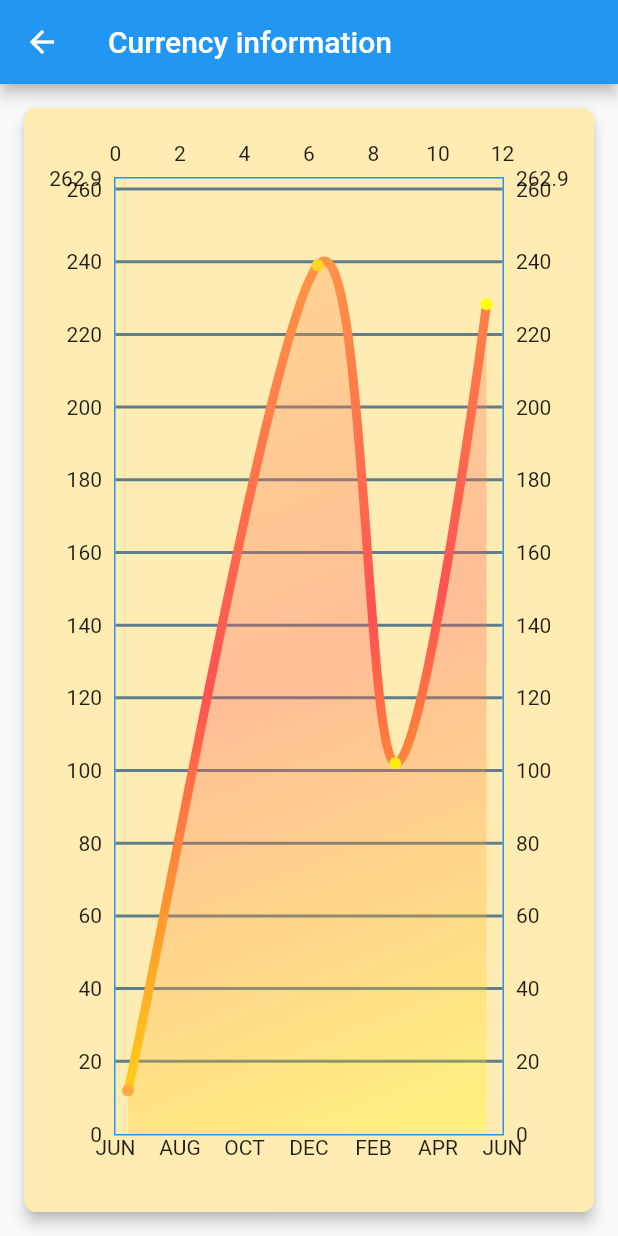
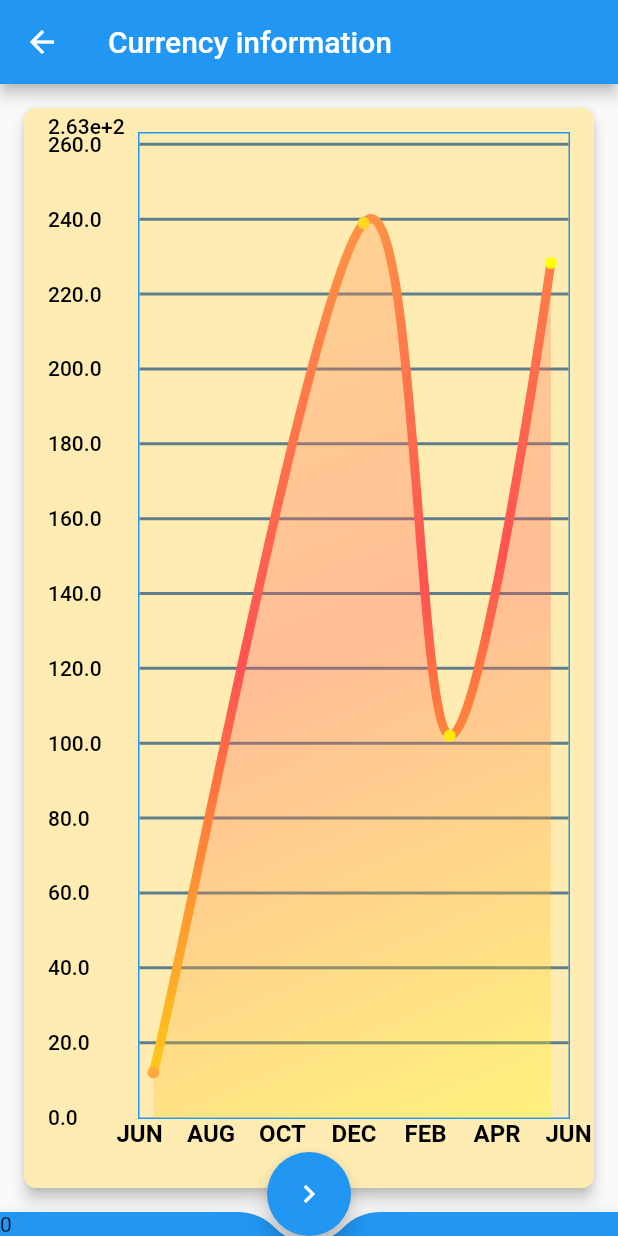
Before and after one commit to SlavaPerryAyeKruchkovenko/crypto_manager, a Flutter app: the screen it shows after launch, after a tap on "Bitcoin", on a phone screen of 412 x 824 dp. Run offline on Flutter 3.47's test engine with Material 2 defaults, Android fonts, the phone set to English and light mode, and no system bars; drawn by our look-alikes of fl_chart; network calls fail.

Commit message:
add inflation page

```diff
--- a/crypto_manager/lib/models/data.dart
+++ b/crypto_manager/lib/models/data.dart
@@ -7,7 +7,6 @@ abstract class Data {
 
   @override
   String toString() {
-    //DateFormat.yMMMMd()
     String dateT = date == null
         ? ""
         : "data: " + DateFormat.yMMMMd().format(date!).toUpperCase() + " ";
--- a/crypto_manager/lib/models/data/mock_currency_data.dart
+++ b/crypto_manager/lib/models/data/mock_currency_data.dart
@@ -22,9 +22,15 @@ final rates = [
   Rate(course: 102, date: date3),
 ];
 var currencies = <Currency>[
-  Currency("Bitcoin", "btc", true, rates: rates),
-  Currency("Ethereum", "eth", true,
-      rates: [Rate(date: DateTime.now(), course: 14.88)]),
+  Currency("Bitcoin", "btc", true, rates: rates, inflations: [
+    Inflation(persent: 0.01, date: date1),
+    Inflation(persent: 0.03, date: date2),
+    Inflation(persent: 0.05, date: date3),
+    Inflation(persent: 0.001, date: DateTime.now()),
+  ]),
+  Currency("Ethereum", "eth", true, rates: [
+    Rate(date: DateTime.now(), course: 14.88),
+  ]),
   Currency("Ripple", "xrp", false,
       rates: [Rate(date: DateTime.now(), course: 300.01)]),
   Currency("Dollar", "usd", true,
--- a/crypto_manager/lib/pages/currency_page.dart
+++ b/crypto_manager/lib/pages/currency_page.dart
@@ -1,4 +1,5 @@
 import 'package:crypto_manager/models/currency.dart';
+import 'package:crypto_manager/models/data.dart';
 import 'package:crypto_manager/widgets/currency_chart_widget.dart';
 import 'package:flutter/cupertino.dart';
 import 'package:flutter/material.dart';
@@ -6,7 +7,6 @@ import 'package:flutter/material.dart';
 class CurrencyPage extends StatefulWidget {
   final Currency currency;
   const CurrencyPage({Key? key, required this.currency}) : super(key: key);
-
   @override
   State<CurrencyPage> createState() => _CurrencyPageState();
 }
@@ -19,18 +19,39 @@ class _CurrencyPageState extends State<CurrencyPage> {
     //_isLoading = true;
   }
 
+  int index = 0;
   @override
   Widget build(BuildContext context) {
     final currency = widget.currency;
     return Scaffold(
       appBar: _getAppBar(),
-      body: Stack(
+      body: IndexedStack(
+        index: index,
         children: [
           currency.rates.isEmpty
-              ? _getDataNotFound(currency)
-              : _getChart(currency),
+              ? _getDataNotFound(currency, "rates")
+              : _getChart(currency.rates),
+          currency.inflations == null || currency.inflations!.isEmpty
+              ? _getDataNotFound(currency, "inflations")
+              : _getChart(currency.inflations!),
         ],
       ),
+      bottomNavigationBar: BottomAppBar(
+        shape: const CircularNotchedRectangle(),
+        color: Colors.blue,
+        child: Row(
+          children: [Text("$index")],
+        ),
+      ),
+      floatingActionButton: FloatingActionButton(
+        child: Icon(index == 0 ? Icons.navigate_next : Icons.navigate_before),
+        onPressed: () {
+          setState(() {
+            index = (index + 1) % 2;
+          });
+        },
+      ),
+      floatingActionButtonLocation: FloatingActionButtonLocation.centerDocked,
     );
   }
 
@@ -38,7 +59,7 @@ class _CurrencyPageState extends State<CurrencyPage> {
     return AppBar(title: const Text('Currency information'), actions: const []);
   }
 
-  Widget _getChart(Currency currency) {
+  Widget _getChart(List<Data> data) {
     return Card(
       margin: const EdgeInsets.all(16),
       elevation: 4,
@@ -49,17 +70,17 @@ class _CurrencyPageState extends State<CurrencyPage> {
       child: Padding(
         padding: const EdgeInsets.all(16),
         child: CurrencyChart(
-          rates: currency.rates,
+          rates: data,
         ),
       ),
     );
   }
 
-  Widget _getDataNotFound(Currency currency) {
+  Widget _getDataNotFound(Currency currency, String property) {
     final text = currency.name;
     return Center(
       child: Text(
-        "no $text data found",
+        "no $text's $property data found",
         style: const TextStyle(fontSize: 24, fontWeight: FontWeight.bold),
       ),
     );
--- a/crypto_manager/lib/pages/home_page.dart
+++ b/crypto_manager/lib/pages/home_page.dart
@@ -71,7 +71,7 @@ class _HomePageState extends State<MyHomePage>
         ),
       ),
       floatingActionButton: FloatingActionButton(
-        child: const Icon(Icons.add),
+        child: const Icon(Icons.update),
         onPressed: () {},
       ),
     );
--- a/crypto_manager/lib/widgets/currency_chart_widget.dart
+++ b/crypto_manager/lib/widgets/currency_chart_widget.dart
@@ -7,7 +7,7 @@ import 'package:flutter/material.dart';
 import 'package:intl/intl.dart';
 
 class CurrencyChart extends StatefulWidget {
-  final List<Rate> rates;
+  final List<Data> rates;
   const CurrencyChart({
     required this.rates,
     Key? key,
@@ -56,7 +56,7 @@ class _CurrencyChartState extends State<CurrencyChart> {
   }
 
   FlTitlesData _getTitleData() {
-    String _getData(double value) {
+    String _getBottomTitle(double value) {
       final now = DateTime.now().month.toDouble();
       final res = ((value + now) % 12);
       if (res.round() - res == 0) {
@@ -67,13 +67,52 @@ class _CurrencyChartState extends State<CurrencyChart> {
       return "";
     }
 
+    String _getLeftTitle(double value) {
+      return value.toString().length > 5
+          ? value.toStringAsExponential(2)
+          : value.toString();
+    }
+
+    Widget _getLeftWidget(double value, TitleMeta meta) {
+      Widget text = Text(
+        _getLeftTitle(value),
+        style: const TextStyle(
+            color: Colors.black, fontSize: 14, fontWeight: FontWeight.w500),
+      );
+      bool isBigDifirent = (meta.max / meta.appliedInterval -
+              (meta.max / meta.appliedInterval).ceil()) <
+          0.5;
+      return Container(
+        margin: meta.max == value && isBigDifirent
+            ? const EdgeInsets.fromLTRB(0, 0, 0, 10)
+            : EdgeInsets.zero,
+        alignment: Alignment.centerLeft,
+        child: text,
+      );
+    }
+
     return FlTitlesData(
         show: true,
+        topTitles: AxisTitles(),
+        rightTitles: AxisTitles(),
+        leftTitles: AxisTitles(
+          sideTitles: SideTitles(
+            showTitles: true,
+            reservedSize: 60.0,
+            getTitlesWidget: _getLeftWidget,
+          ),
+        ),
         bottomTitles: AxisTitles(
           sideTitles: SideTitles(
             showTitles: true,
-            reservedSize: 35.0,
-            getTitlesWidget: (value, meta) => Text(_getData(value)),
+            reservedSize: 30.0,
+            getTitlesWidget: (value, meta) => Text(
+              _getBottomTitle(value),
+              style: const TextStyle(
+                  color: Colors.black,
+                  fontSize: 16,
+                  fontWeight: FontWeight.w700),
+            ),
           ),
         ));
   }
@@ -89,8 +128,8 @@ class _CurrencyChartState extends State<CurrencyChart> {
     );
   }
 
-  List<FlSpot> _getData(List<Rate> rates, DateTime now) {
-    Iterable<Rate> _getCorrectData(List<Rate> rates, DateTime now) {
+  List<FlSpot> _getData(List<Data> rates, DateTime now) {
+    Iterable<Data> _getCorrectData(List<Data> rates, DateTime now) {
       return rates.where((x) =>
           x.date != null &&
           (x.date!.year == now.year ||
```
